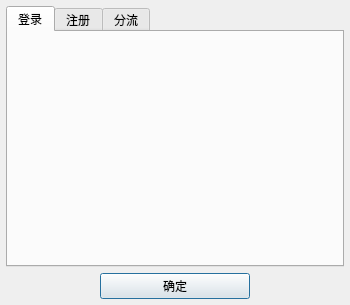
Old version of the form ui/ui_login.ui in the repository tonquer/picacg-qt.
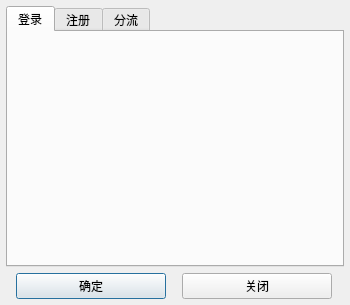
New version of the form. Custom widgets are drawn as their Qt base class.

```diff
--- a/ui/ui_login.ui
+++ b/ui/ui_login.ui
@@ -95,6 +95,19 @@
        </property>
       </widget>
      </item>
+     <item>
+      <widget class="QPushButton" name="closeButton">
+       <property name="maximumSize">
+        <size>
+         <width>150</width>
+         <height>30</height>
+        </size>
+       </property>
+       <property name="text">
+        <string>关闭</string>
+       </property>
+      </widget>
+     </item>
     </layout>
    </item>
   </layout>
```
